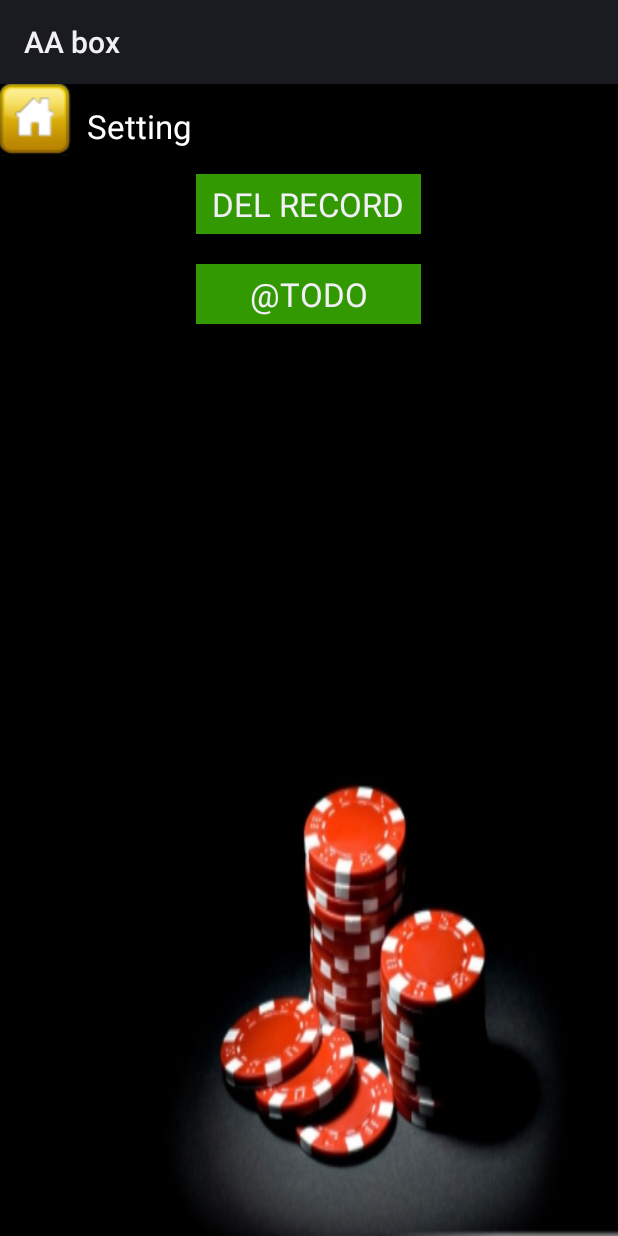
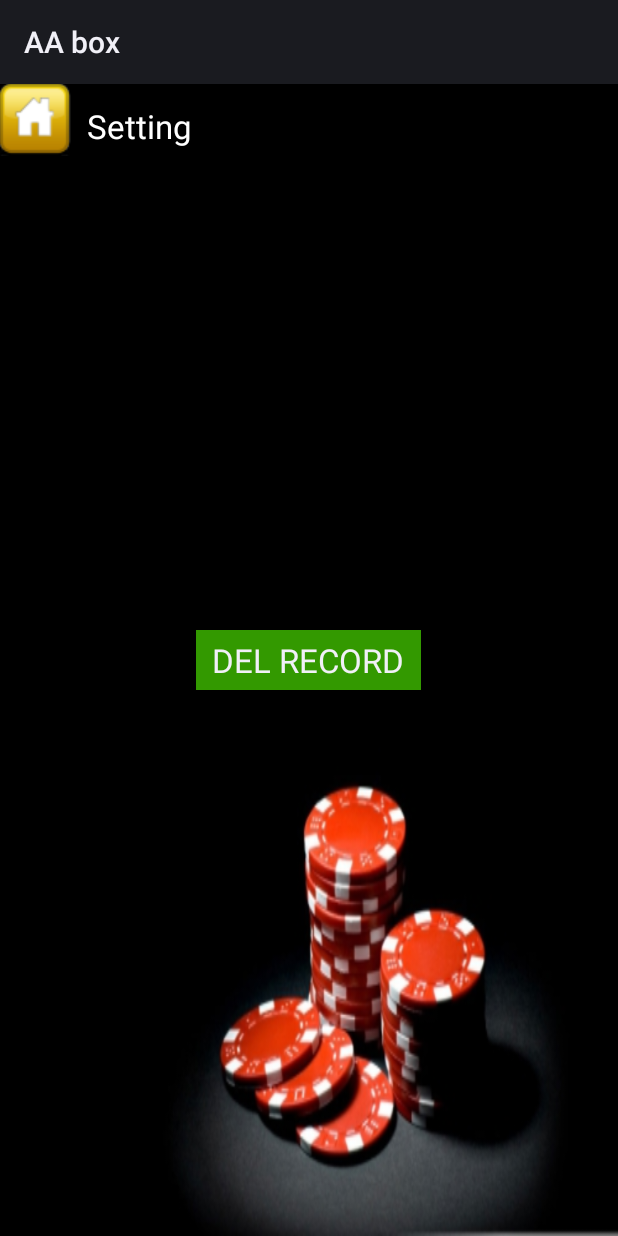
Before and after one commit to bunnywong/android-wear, an Android app: the layout setting_activity.xml on its own in the app's theme, with its tools: preview values and no code run, on a phone screen of 412 x 824 dp. Run offline under Robolectric (Android 15) with nearby library versions, the phone set to English and light mode, and no system bars.

Commit message:
remove server sync btn

```diff
--- a/wear/src/main/res/layout/setting_activity.xml
+++ b/wear/src/main/res/layout/setting_activity.xml
@@ -25,26 +25,6 @@
         android:layout_width="wrap_content"
         android:layout_height="wrap_content"
         android:textAppearance="?android:attr/textAppearanceLarge"
-        android:text="\@TODO"
-        android:id="@+id/textSettingServer"
-        android:background="#339900"
-        android:capitalize="characters"
-        android:paddingLeft="10dp"
-        android:paddingTop="5dp"
-        android:paddingBottom="5dp"
-        android:paddingRight="10dp"
-        android:clickable="false"
-        android:textAlignment="viewEnd"
-        android:width="150dp"
-        android:gravity="center"
-        android:layout_below="@+id/textSettingDel"
-        android:layout_alignStart="@+id/textSettingDel"
-        android:layout_marginTop="20dp" />
-
-    <TextView
-        android:layout_width="wrap_content"
-        android:layout_height="wrap_content"
-        android:textAppearance="?android:attr/textAppearanceLarge"
         android:text="DEL RECORD"
         android:id="@+id/textSettingDel"
         android:background="#339900"
@@ -58,8 +38,8 @@
         android:width="150dp"
         android:gravity="center"
         android:onClick="recordClear"
-        android:layout_centerHorizontal="true"
-        android:layout_marginTop="60dp" />
+        android:layout_centerVertical="true"
+        android:layout_centerHorizontal="true" />
     <TextView
         android:id="@+id/textSettingTitle"
         android:layout_width="wrap_content"
```
